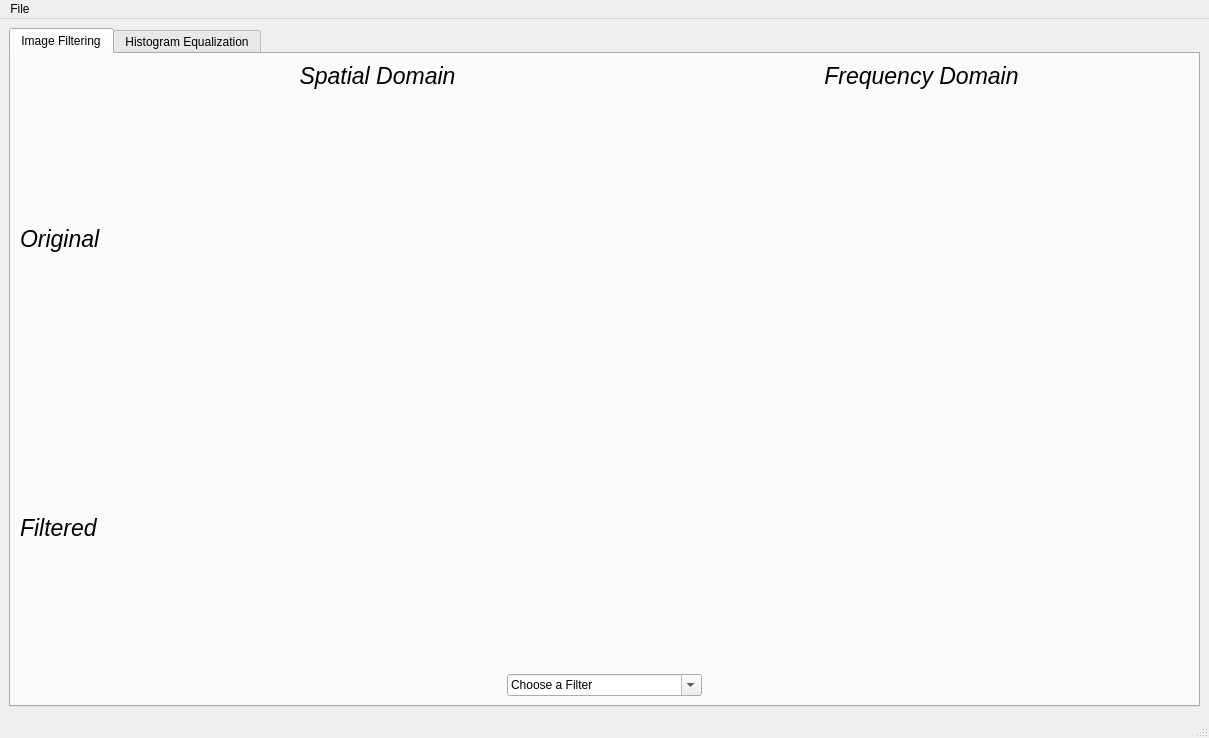
First picture: the form in img_filter_gui.ui, repository Mostafa-Medhat/Image-Filter, before the edit.
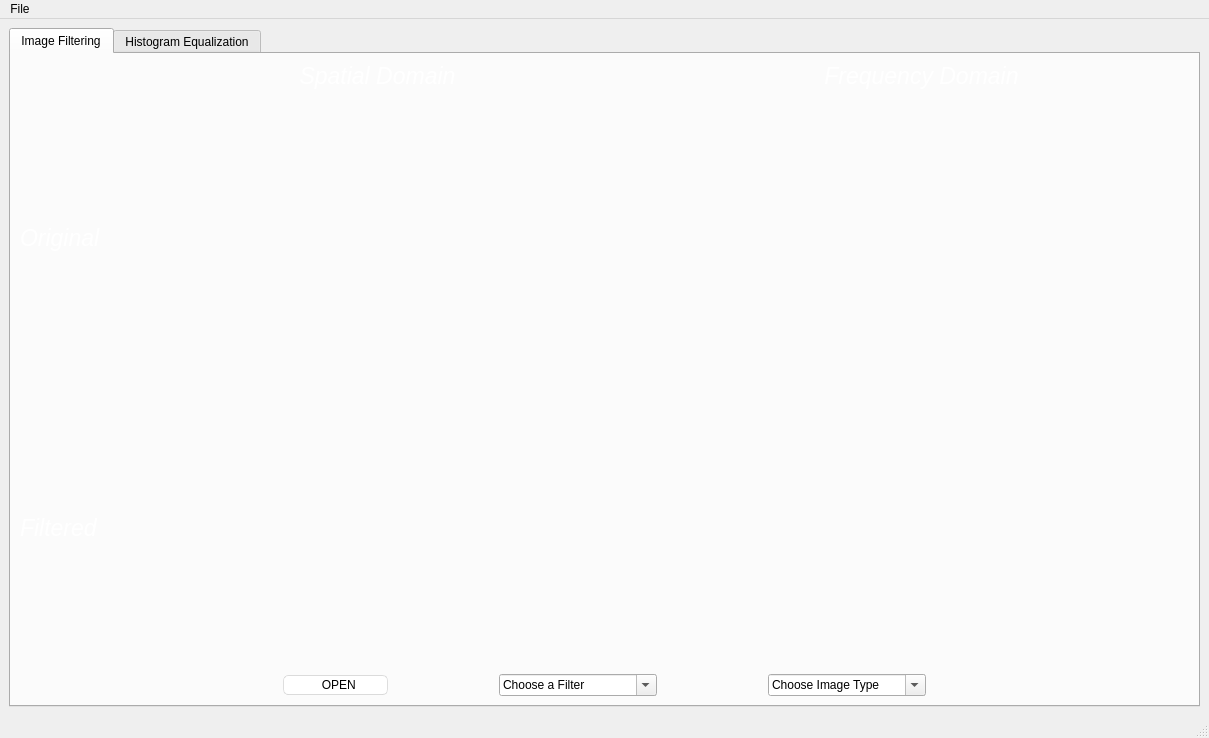
Second picture: the form after the edit. Icons and pictures are not drawn. Custom widgets are drawn as their Qt base class.

Patch:
```diff
--- a/img_filter_gui.ui
+++ b/img_filter_gui.ui
@@ -13,14 +13,584 @@
   <property name="windowTitle">
    <string>MainWindow</string>
   </property>
+  <property name="styleSheet">
+   <string notr="true"/>
+  </property>
   <widget class="QWidget" name="centralwidget">
+   <property name="styleSheet">
+    <string notr="true"/>
+   </property>
    <layout class="QGridLayout" name="gridLayout">
     <item row="0" column="1">
      <widget class="QTabWidget" name="tabWidget">
+      <property name="styleSheet">
+       <string notr="true"/>
+      </property>
       <property name="currentIndex">
        <number>0</number>
       </property>
       <widget class="QWidget" name="tab_image_filtering">
+       <property name="styleSheet">
+        <string notr="true">/*
+Aqua Style Sheet for QT Applications
+Author: Jaime A. Quiroga P.
+Company: GTRONICK
+Last updated: 22/01/2019, 07:55.
+Available at: https://github.com/GTRONICK/QSS/blob/master/Aqua.qss
+*/
+QMainWindow {
+	background-color:#ececec;
+}
+QTextEdit {
+	border-width: 1px;
+	border-style: solid;
+	border-color: qlineargradient(spread:pad, x1:0.5, y1:1, x2:0.5, y2:0, stop:0 rgba(0, 113, 255, 255), stop:1 rgba(91, 171, 252, 255));
+}
+QPlainTextEdit {
+	border-width: 1px;
+	border-style: solid;
+	border-color: qlineargradient(spread:pad, x1:0.5, y1:1, x2:0.5, y2:0, stop:0 rgba(0, 113, 255, 255), stop:1 rgba(91, 171, 252, 255));
+}
+QToolButton {
+	border-style: solid;
+	border-top-color: qlineargradient(spread:pad, x1:0.5, y1:1, x2:0.5, y2:0, stop:0 rgb(215, 215, 215), stop:1 rgb(222, 222, 222));
+	border-right-color: qlineargradient(spread:pad, x1:0, y1:0.5, x2:1, y2:0.5, stop:0 rgb(217, 217, 217), stop:1 rgb(227, 227, 227));
+	border-left-color: qlineargradient(spread:pad, x1:0, y1:0.5, x2:1, y2:0.5, stop:0 rgb(227, 227, 227), stop:1 rgb(217, 217, 217));
+	border-bottom-color: qlineargradient(spread:pad, x1:0.5, y1:1, x2:0.5, y2:0, stop:0 rgb(215, 215, 215), stop:1 rgb(222, 222, 222));
+	border-width: 1px;
+	border-radius: 5px;
+	color: rgb(0,0,0);
+	padding: 2px;
+	background-color: rgb(255,255,255);
+}
+QToolButton:hover{
+	border-style: solid;
+	border-top-color: qlineargradient(spread:pad, x1:0.5, y1:1, x2:0.5, y2:0, stop:0 rgb(195, 195, 195), stop:1 rgb(222, 222, 222));
+	border-right-color: qlineargradient(spread:pad, x1:0, y1:0.5, x2:1, y2:0.5, stop:0 rgb(197, 197, 197), stop:1 rgb(227, 227, 227));
+	border-left-color: qlineargradient(spread:pad, x1:0, y1:0.5, x2:1, y2:0.5, stop:0 rgb(227, 227, 227), stop:1 rgb(197, 197, 197));
+	border-bottom-color: qlineargradient(spread:pad, x1:0.5, y1:1, x2:0.5, y2:0, stop:0 rgb(195, 195, 195), stop:1 rgb(222, 222, 222));
+	border-width: 1px;
+	border-radius: 5px;
+	color: rgb(0,0,0);
+	padding: 2px;
+	background-color: rgb(255,255,255);
+}
+QToolButton:pressed{
+	border-style: solid;
+	border-top-color: qlineargradient(spread:pad, x1:0.5, y1:1, x2:0.5, y2:0, stop:0 rgb(215, 215, 215), stop:1 rgb(222, 222, 222));
+	border-right-color: qlineargradient(spread:pad, x1:0, y1:0.5, x2:1, y2:0.5, stop:0 rgb(217, 217, 217), stop:1 rgb(227, 227, 227));
+	border-left-color: qlineargradient(spread:pad, x1:0, y1:0.5, x2:1, y2:0.5, stop:0 rgb(227, 227, 227), stop:1 rgb(217, 217, 217));
+	border-bottom-color: qlineargradient(spread:pad, x1:0.5, y1:1, x2:0.5, y2:0, stop:0 rgb(215, 215, 215), stop:1 rgb(222, 222, 222));
+	border-width: 1px;
+	border-radius: 5px;
+	color: rgb(0,0,0);
+	padding: 2px;
+	background-color: rgb(142,142,142);
+}
+QPushButton{
+	border-style: solid;
+	border-top-color: qlineargradient(spread:pad, x1:0.5, y1:1, x2:0.5, y2:0, stop:0 rgb(215, 215, 215), stop:1 rgb(222, 222, 222));
+	border-right-color: qlineargradient(spread:pad, x1:0, y1:0.5, x2:1, y2:0.5, stop:0 rgb(217, 217, 217), stop:1 rgb(227, 227, 227));
+	border-left-color: qlineargradient(spread:pad, x1:0, y1:0.5, x2:1, y2:0.5, stop:0 rgb(227, 227, 227), stop:1 rgb(217, 217, 217));
+	border-bottom-color: qlineargradient(spread:pad, x1:0.5, y1:1, x2:0.5, y2:0, stop:0 rgb(215, 215, 215), stop:1 rgb(222, 222, 222));
+	border-width: 1px;
+	border-radius: 5px;
+	color: rgb(0,0,0);
+	padding: 2px;
+	background-color: rgb(255,255,255);
+}
+QPushButton::default{
+	border-style: solid;
+	border-top-color: qlineargradient(spread:pad, x1:0.5, y1:1, x2:0.5, y2:0, stop:0 rgb(215, 215, 215), stop:1 rgb(222, 222, 222));
+	border-right-color: qlineargradient(spread:pad, x1:0, y1:0.5, x2:1, y2:0.5, stop:0 rgb(217, 217, 217), stop:1 rgb(227, 227, 227));
+	border-left-color: qlineargradient(spread:pad, x1:0, y1:0.5, x2:1, y2:0.5, stop:0 rgb(227, 227, 227), stop:1 rgb(217, 217, 217));
+	border-bottom-color: qlineargradient(spread:pad, x1:0.5, y1:1, x2:0.5, y2:0, stop:0 rgb(215, 215, 215), stop:1 rgb(222, 222, 222));
+	border-width: 1px;
+	border-radius: 5px;
+	color: rgb(0,0,0);
+	padding: 2px;
+	background-color: rgb(255,255,255);
+}
+QPushButton:hover{
+	border-style: solid;
+	border-top-color: qlineargradient(spread:pad, x1:0.5, y1:1, x2:0.5, y2:0, stop:0 rgb(195, 195, 195), stop:1 rgb(222, 222, 222));
+	border-right-color: qlineargradient(spread:pad, x1:0, y1:0.5, x2:1, y2:0.5, stop:0 rgb(197, 197, 197), stop:1 rgb(227, 227, 227));
+	border-left-color: qlineargradient(spread:pad, x1:0, y1:0.5, x2:1, y2:0.5, stop:0 rgb(227, 227, 227), stop:1 rgb(197, 197, 197));
+	border-bottom-color: qlineargradient(spread:pad, x1:0.5, y1:1, x2:0.5, y2:0, stop:0 rgb(195, 195, 195), stop:1 rgb(222, 222, 222));
+	border-width: 1px;
+	border-radius: 5px;
+	color: rgb(0,0,0);
+	padding: 2px;
+	background-color: rgb(255,255,255);
+}
+QPushButton:pressed{
+	border-style: solid;
+	border-top-color: qlineargradient(spread:pad, x1:0.5, y1:1, x2:0.5, y2:0, stop:0 rgb(215, 215, 215), stop:1 rgb(222, 222, 222));
+	border-right-color: qlineargradient(spread:pad, x1:0, y1:0.5, x2:1, y2:0.5, stop:0 rgb(217, 217, 217), stop:1 rgb(227, 227, 227));
+	border-left-color: qlineargradient(spread:pad, x1:0, y1:0.5, x2:1, y2:0.5, stop:0 rgb(227, 227, 227), stop:1 rgb(217, 217, 217));
+	border-bottom-color: qlineargradient(spread:pad, x1:0.5, y1:1, x2:0.5, y2:0, stop:0 rgb(215, 215, 215), stop:1 rgb(222, 222, 222));
+	border-width: 1px;
+	border-radius: 5px;
+	color: rgb(0,0,0);
+	padding: 2px;
+	background-color: rgb(142,142,142);
+}
+QPushButton:disabled{
+	border-style: solid;
+	border-top-color: qlineargradient(spread:pad, x1:0.5, y1:1, x2:0.5, y2:0, stop:0 rgb(215, 215, 215), stop:1 rgb(222, 222, 222));
+	border-right-color: qlineargradient(spread:pad, x1:0, y1:0.5, x2:1, y2:0.5, stop:0 rgb(217, 217, 217), stop:1 rgb(227, 227, 227));
+	border-left-color: qlineargradient(spread:pad, x1:0, y1:0.5, x2:1, y2:0.5, stop:0 rgb(227, 227, 227), stop:1 rgb(217, 217, 217));
+	border-bottom-color: qlineargradient(spread:pad, x1:0.5, y1:1, x2:0.5, y2:0, stop:0 rgb(215, 215, 215), stop:1 rgb(222, 222, 222));
+	border-width: 1px;
+	border-radius: 5px;
+	color: #808086;
+	padding: 2px;
+	background-color: rgb(142,142,142);
+}
+QLineEdit {
+	border-width: 1px; border-radius: 4px;
+	border-style: solid;
+	border-color: qlineargradient(spread:pad, x1:0.5, y1:1, x2:0.5, y2:0, stop:0 rgba(0, 113, 255, 255), stop:1 rgba(91, 171, 252, 255));
+}
+QLabel {
+	color: #000000;
+}
+QLCDNumber {
+	color: rgb(0, 113, 255, 255);
+}
+QProgressBar {
+	text-align: center;
+	color: rgb(240, 240, 240);
+	border-width: 1px; 
+	border-radius: 10px;
+	border-color: rgb(230, 230, 230);
+	border-style: solid;
+	background-color:rgb(207,207,207);
+}
+QProgressBar::chunk {
+	background-color: qlineargradient(spread:pad, x1:0.5, y1:1, x2:0.5, y2:0, stop:0 rgba(49, 147, 250, 255), stop:1 rgba(34, 142, 255, 255));
+	border-radius: 10px;
+}
+QMenuBar {
+	background-color: qlineargradient(spread:pad, x1:0.5, y1:1, x2:0.5, y2:0, stop:0 rgba(207, 209, 207, 255), stop:1 rgba(230, 229, 230, 255));
+}
+QMenuBar::item {
+	color: #000000;
+  	spacing: 3px;
+  	padding: 1px 4px;
+	background-color: qlineargradient(spread:pad, x1:0.5, y1:1, x2:0.5, y2:0, stop:0 rgba(207, 209, 207, 255), stop:1 rgba(230, 229, 230, 255));
+}
+
+QMenuBar::item:selected {
+  	background-color: qlineargradient(spread:pad, x1:0.5, y1:1, x2:0.5, y2:0, stop:0 rgba(0, 113, 255, 255), stop:1 rgba(91, 171, 252, 255));
+	color: #FFFFFF;
+}
+QMenu::item:selected {
+	border-style: solid;
+	border-top-color: transparent;
+	border-right-color: transparent;
+	border-left-color: qlineargradient(spread:pad, x1:0.5, y1:1, x2:0.5, y2:0, stop:0 rgba(0, 113, 255, 255), stop:1 rgba(91, 171, 252, 255));
+	border-bottom-color: transparent;
+	border-left-width: 2px;
+	color: #000000;
+	padding-left:15px;
+	padding-top:4px;
+	padding-bottom:4px;
+	padding-right:7px;
+}
+QMenu::item {
+	border-style: solid;
+	border-top-color: transparent;
+	border-right-color: transparent;
+	border-left-color: transparent;
+	border-bottom-color: transparent;
+	border-bottom-width: 1px;
+	color: #000000;
+	padding-left:17px;
+	padding-top:4px;
+	padding-bottom:4px;
+	padding-right:7px;
+}
+QTabWidget {
+	color:rgb(0,0,0);
+	background-color:#000000;
+}
+QTabWidget::pane {
+		border-color: rgb(223,223,223);
+		background-color:rgb(226,226,226);
+		border-style: solid;
+		border-width: 2px;
+    	border-radius: 6px;
+}
+QTabBar::tab:first {
+	border-style: solid;
+	border-left-width:1px;
+	border-right-width:0px;
+	border-top-width:1px;
+	border-bottom-width:1px;
+	border-top-color: rgb(209,209,209);
+	border-left-color: qlineargradient(spread:pad, x1:0.5, y1:1, x2:0.5, y2:0, stop:0 rgba(209, 209, 209, 209), stop:1 rgba(229, 229, 229, 229));
+	border-bottom-color: rgb(229,229,229);
+	border-top-left-radius: 4px;
+	border-bottom-left-radius: 4px;
+	color: #000000;
+	padding: 3px;
+	margin-left:0px;
+	background-color: qlineargradient(spread:pad, x1:0.5, y1:1, x2:0.5, y2:0, stop:0 rgba(247, 247, 247, 255), stop:1 rgba(255, 255, 255, 255));
+}
+QTabBar::tab:last {
+	border-style: solid;
+	border-width:1px;
+	border-top-color: rgb(209,209,209);
+	border-left-color: qlineargradient(spread:pad, x1:0.5, y1:1, x2:0.5, y2:0, stop:0 rgba(209, 209, 209, 209), stop:1 rgba(229, 229, 229, 229));
+	border-right-color: qlineargradient(spread:pad, x1:0.5, y1:1, x2:0.5, y2:0, stop:0 rgba(209, 209, 209, 209), stop:1 rgba(229, 229, 229, 229));
+	border-bottom-color: rgb(229,229,229);
+	border-top-right-radius: 4px;
+	border-bottom-right-radius: 4px;
+	color: #000000;
+	padding: 3px;
+	margin-left:0px;
+	background-color: qlineargradient(spread:pad, x1:0.5, y1:1, x2:0.5, y2:0, stop:0 rgba(247, 247, 247, 255), stop:1 rgba(255, 255, 255, 255));
+}
+QTabBar::tab {
+	border-style: solid;
+	border-top-width:1px;
+	border-bottom-width:1px;
+	border-left-width:1px;
+	border-top-color: rgb(209,209,209);
+	border-left-color: qlineargradient(spread:pad, x1:0.5, y1:1, x2:0.5, y2:0, stop:0 rgba(209, 209, 209, 209), stop:1 rgba(229, 229, 229, 229));
+	border-bottom-color: rgb(229,229,229);
+	color: #000000;
+	padding: 3px;
+	margin-left:0px;
+	background-color: qlineargradient(spread:pad, x1:0.5, y1:1, x2:0.5, y2:0, stop:0 rgba(247, 247, 247, 255), stop:1 rgba(255, 255, 255, 255));
+}
+QTabBar::tab:selected, QTabBar::tab:last:selected, QTabBar::tab:hover {
+  	border-style: solid;
+  	border-left-width:1px;
+	border-right-color: transparent;
+	border-top-color: rgb(209,209,209);
+	border-left-color: qlineargradient(spread:pad, x1:0.5, y1:1, x2:0.5, y2:0, stop:0 rgba(209, 209, 209, 209), stop:1 rgba(229, 229, 229, 229));
+	border-bottom-color: rgb(229,229,229);
+	color: #FFFFFF;
+	padding: 3px;
+	margin-left:0px;
+	background-color: qlineargradient(spread:pad, x1:0.5, y1:1, x2:0.5, y2:0, stop:0 rgba(0, 113, 255, 255), stop:1 rgba(91, 171, 252, 255));
+}
+
+QTabBar::tab:selected, QTabBar::tab:first:selected, QTabBar::tab:hover {
+  	border-style: solid;
+  	border-left-width:1px;
+  	border-bottom-width:1px;
+  	border-top-width:1px;
+	border-right-color: transparent;
+	border-top-color: rgb(209,209,209);
+	border-left-color: qlineargradient(spread:pad, x1:0.5, y1:1, x2:0.5, y2:0, stop:0 rgba(209, 209, 209, 209), stop:1 rgba(229, 229, 229, 229));
+	border-bottom-color: rgb(229,229,229);
+	color: #FFFFFF;
+	padding: 3px;
+	margin-left:0px;
+	background-color: qlineargradient(spread:pad, x1:0.5, y1:1, x2:0.5, y2:0, stop:0 rgba(0, 113, 255, 255), stop:1 rgba(91, 171, 252, 255));
+}
+
+QCheckBox {
+	color: #000000;
+	padding: 2px;
+}
+QCheckBox:disabled {
+	color: #808086;
+	padding: 2px;
+}
+
+QCheckBox:hover {
+	border-radius:4px;
+	border-style:solid;
+	padding-left: 1px;
+	padding-right: 1px;
+	padding-bottom: 1px;
+	padding-top: 1px;
+	border-width:1px;
+	border-color: transparent;
+}
+QCheckBox::indicator:checked {
+
+	height: 10px;
+	width: 10px;
+	border-style:solid;
+	border-width: 1px;
+	border-color: qlineargradient(spread:pad, x1:0.5, y1:1, x2:0.5, y2:0, stop:0 rgba(0, 113, 255, 255), stop:1 rgba(91, 171, 252, 255));
+	color: #000000;
+	background-color: qlineargradient(spread:pad, x1:0.5, y1:1, x2:0.5, y2:0, stop:0 rgba(0, 113, 255, 255), stop:1 rgba(91, 171, 252, 255));
+}
+QCheckBox::indicator:unchecked {
+
+	height: 10px;
+	width: 10px;
+	border-style:solid;
+	border-width: 1px;
+	border-color: qlineargradient(spread:pad, x1:0.5, y1:1, x2:0.5, y2:0, stop:0 rgba(0, 113, 255, 255), stop:1 rgba(91, 171, 252, 255));
+	color: #000000;
+}
+QRadioButton {
+	color: 000000;
+	padding: 1px;
+}
+QRadioButton::indicator:checked {
+	height: 10px;
+	width: 10px;
+	border-style:solid;
+	border-radius:5px;
+	border-width: 1px;
+	border-color: qlineargradient(spread:pad, x1:0.5, y1:1, x2:0.5, y2:0, stop:0 rgba(0, 113, 255, 255), stop:1 rgba(91, 171, 252, 255));
+	color: #a9b7c6;
+	background-color: qlineargradient(spread:pad, x1:0.5, y1:1, x2:0.5, y2:0, stop:0 rgba(0, 113, 255, 255), stop:1 rgba(91, 171, 252, 255));
+}
+QRadioButton::indicator:!checked {
+	height: 10px;
+	width: 10px;
+	border-style:solid;
+	border-radius:5px;
+	border-width: 1px;
+	border-color: qlineargradient(spread:pad, x1:0.5, y1:1, x2:0.5, y2:0, stop:0 rgba(0, 113, 255, 255), stop:1 rgba(91, 171, 252, 255));
+	color: #a9b7c6;
+	background-color: transparent;
+}
+QStatusBar {
+	color:#027f7f;
+}
+QSpinBox {
+	border-style: solid;
+	border-width: 1px;
+	border-color: qlineargradient(spread:pad, x1:0.5, y1:1, x2:0.5, y2:0, stop:0 rgba(0, 113, 255, 255), stop:1 rgba(91, 171, 252, 255));
+}
+QDoubleSpinBox {
+	border-style: solid;
+	border-width: 1px;
+	border-color: qlineargradient(spread:pad, x1:0.5, y1:1, x2:0.5, y2:0, stop:0 rgba(0, 113, 255, 255), stop:1 rgba(91, 171, 252, 255));
+}
+QTimeEdit {
+	border-style: solid;
+	border-width: 1px;
+	border-color: qlineargradient(spread:pad, x1:0.5, y1:1, x2:0.5, y2:0, stop:0 rgba(0, 113, 255, 255), stop:1 rgba(91, 171, 252, 255));
+}
+QDateTimeEdit {
+	border-style: solid;
+	border-width: 1px;
+	border-color: qlineargradient(spread:pad, x1:0.5, y1:1, x2:0.5, y2:0, stop:0 rgba(0, 113, 255, 255), stop:1 rgba(91, 171, 252, 255));
+}
+QDateEdit {
+	border-style: solid;
+	border-width: 1px;
+	border-color: qlineargradient(spread:pad, x1:0.5, y1:1, x2:0.5, y2:0, stop:0 rgba(0, 113, 255, 255), stop:1 rgba(91, 171, 252, 255));
+}
+
+QToolBox {
+	color: #a9b7c6;
+	background-color:#000000;
+}
+QToolBox::tab {
+	color: #a9b7c6;
+	background-color:#000000;
+}
+QToolBox::tab:selected {
+	color: #FFFFFF;
+	background-color:#000000;
+}
+QScrollArea {
+	color: #FFFFFF;
+	background-color:#000000;
+}
+QSlider::groove:horizontal {
+	height: 5px;
+	background-color: qlineargradient(spread:pad, x1:0.5, y1:1, x2:0.5, y2:0, stop:0 rgba(49, 147, 250, 255), stop:1 rgba(34, 142, 255, 255));
+}
+QSlider::groove:vertical {
+	width: 5px;
+	background-color: qlineargradient(spread:pad, x1:0.5, y1:1, x2:0.5, y2:0, stop:0 rgba(49, 147, 250, 255), stop:1 rgba(34, 142, 255, 255));
+}
+QSlider::handle:horizontal {
+	background: rgb(253,253,253);
+	border-style: solid;
+	border-width: 1px;
+	border-color: rgb(207,207,207);
+	width: 12px;
+	margin: -5px 0;
+	border-radius: 7px;
+}
+QSlider::handle:vertical {
+	background: rgb(253,253,253);
+	border-style: solid;
+	border-width: 1px;
+	border-color: rgb(207,207,207);
+	height: 12px;
+	margin: 0 -5px;
+	border-radius: 7px;
+}
+QSlider::add-page:horizontal {
+    background: rgb(181,181,181);
+}
+QSlider::add-page:vertical {
+    background: rgb(181,181,181);
+}
+QSlider::sub-page:horizontal {
+    background-color: qlineargradient(spread:pad, x1:0.5, y1:1, x2:0.5, y2:0, stop:0 rgba(49, 147, 250, 255), stop:1 rgba(34, 142, 255, 255));
+}
+QSlider::sub-page:vertical {
+    background-color: qlineargradient(spread:pad, y1:0.5, x1:1, y2:0.5, x2:0, stop:0 rgba(49, 147, 250, 255), stop:1 rgba(34, 142, 255, 255));
+}
+QScrollBar:horizontal {
+	max-height: 20px;
+	border: 1px transparent grey;
+	margin: 0px 20px 0px 20px;
+}
+QScrollBar:vertical {
+	max-width: 20px;
+	border: 1px transparent grey;
+	margin: 20px 0px 20px 0px;
+}
+QScrollBar::handle:horizontal {
+	background: rgb(253,253,253);
+	border-style: solid;
+	border-width: 1px;
+	border-color: rgb(207,207,207);
+	border-radius: 7px;
+	min-width: 25px;
+}
+QScrollBar::handle:horizontal:hover {
+	background: rgb(253,253,253);
+	border-style: solid;
+	border-width: 1px;
+	border-color: rgb(147, 200, 200);
+	border-radius: 7px;
+	min-width: 25px;
+}
+QScrollBar::handle:vertical {
+	background: rgb(253,253,253);
+	border-style: solid;
+	border-width: 1px;
+	border-color: rgb(207,207,207);
+	border-radius: 7px;
+	min-height: 25px;
+}
+QScrollBar::handle:vertical:hover {
+	background: rgb(253,253,253);
+	border-style: solid;
+	border-width: 1px;
+	border-color: rgb(147, 200, 200);
+	border-radius: 7px;
+	min-height: 25px;
+}
+QScrollBar::add-line:horizontal {
+   border: 2px transparent grey;
+   border-top-right-radius: 7px;
+   border-bottom-right-radius: 7px;
+   background: rgba(34, 142, 255, 255);
+   width: 20px;
+   subcontrol-position: right;
+   subcontrol-origin: margin;
+}
+QScrollBar::add-line:horizontal:pressed {
+   border: 2px transparent grey;
+   border-top-right-radius: 7px;
+   border-bottom-right-radius: 7px;
+   background: rgb(181,181,181);
+   width: 20px;
+   subcontrol-position: right;
+   subcontrol-origin: margin;
+}
+QScrollBar::add-line:vertical {
+   border: 2px transparent grey;
+   border-bottom-left-radius: 7px;
+   border-bottom-right-radius: 7px;
+   background: rgba(34, 142, 255, 255);
+   height: 20px;
+   subcontrol-position: bottom;
+   subcontrol-origin: margin;
+}
+QScrollBar::add-line:vertical:pressed {
+   border: 2px transparent grey;
+   border-bottom-left-radius: 7px;
+   border-bottom-right-radius: 7px;
+   background: rgb(181,181,181);
+   height: 20px;
+   subcontrol-position: bottom;
+   subcontrol-origin: margin;
+}
+QScrollBar::sub-line:horizontal {
+   border: 2px transparent grey;
+   border-top-left-radius: 7px;
+   border-bottom-left-radius: 7px;
+   background: rgba(34, 142, 255, 255);
+   width: 20px;
+   subcontrol-position: left;
+   subcontrol-origin: margin;
+}
+QScrollBar::sub-line:horizontal:pressed {
+   border: 2px transparent grey;
+   border-top-left-radius: 7px;
+   border-bottom-left-radius: 7px;
+   background: rgb(181,181,181);
+   width: 20px;
+   subcontrol-position: left;
+   subcontrol-origin: margin;
+}
+QScrollBar::sub-line:vertical {
+   border: 2px transparent grey;
+   border-top-left-radius: 7px;
+   border-top-right-radius: 7px;
+   background: rgba(34, 142, 255, 255);
+   height: 20px;
+   subcontrol-position: top;
+   subcontrol-origin: margin;
+}
+QScrollBar::sub-line:vertical:pressed {
+   border: 2px transparent grey;
+   border-top-left-radius: 7px;
+   border-top-right-radius: 7px;
+   background: rgb(181,181,181);
+   height: 20px;
+   subcontrol-position: top;
+   subcontrol-origin: margin;
+}
+QScrollBar::left-arrow:horizontal {
+   border: 1px transparent grey;
+   border-top-left-radius: 3px;
+   border-bottom-left-radius: 3px;
+   width: 6px;
+   height: 6px;
+   background: white;
+}
+QScrollBar::right-arrow:horizontal {
+   border: 1px transparent grey;
+   border-top-right-radius: 3px;
+   border-bottom-right-radius: 3px;
+   width: 6px;
+   height: 6px;
+   background: white;
+}
+QScrollBar::up-arrow:vertical {
+   border: 1px transparent grey;
+   border-top-left-radius: 3px;
+   border-top-right-radius: 3px;
+   width: 6px;
+   height: 6px;
+   background: white;
+}
+QScrollBar::down-arrow:vertical {
+   border: 1px transparent grey;
+   border-bottom-left-radius: 3px;
+   border-bottom-right-radius: 3px;
+   width: 6px;
+   height: 6px;
+   background: white;
+}
+QScrollBar::add-page:horizontal, QScrollBar::sub-page:horizontal {
+   background: none;
+}
+QScrollBar::add-page:vertical, QScrollBar::sub-page:vertical {
+   background: none;
+}</string>
+       </property>
        <attribute name="title">
         <string>Image Filtering</string>
        </attribute>
@@ -43,7 +613,7 @@
                </font>
               </property>
               <property name="text">
-               <string>Spatial Domain</string>
+               <string>&lt;html&gt;&lt;head/&gt;&lt;body&gt;&lt;p&gt;&lt;span style=&quot; color:#ffffff;&quot;&gt;Spatial Domain&lt;/span&gt;&lt;/p&gt;&lt;/body&gt;&lt;/html&gt;</string>
               </property>
               <property name="alignment">
                <set>Qt::AlignCenter</set>
@@ -61,7 +631,7 @@
                </font>
               </property>
               <property name="text">
-               <string>Frequency Domain</string>
+               <string>&lt;html&gt;&lt;head/&gt;&lt;body&gt;&lt;p&gt;&lt;span style=&quot; color:#ffffff;&quot;&gt;Frequency Domain&lt;/span&gt;&lt;/p&gt;&lt;/body&gt;&lt;/html&gt;</string>
               </property>
               <property name="alignment">
                <set>Qt::AlignCenter</set>
@@ -77,7 +647,7 @@
                </font>
               </property>
               <property name="text">
-               <string>Original</string>
+               <string>&lt;html&gt;&lt;head/&gt;&lt;body&gt;&lt;p&gt;&lt;span style=&quot; color:#ffffff;&quot;&gt;Original&lt;/span&gt;&lt;/p&gt;&lt;/body&gt;&lt;/html&gt;</string>
               </property>
               <property name="alignment">
                <set>Qt::AlignLeading|Qt::AlignLeft|Qt::AlignVCenter</set>
@@ -93,7 +663,7 @@
                </font>
               </property>
               <property name="text">
-               <string>Filtered</string>
+               <string>&lt;html&gt;&lt;head/&gt;&lt;body&gt;&lt;p&gt;&lt;span style=&quot; color:#ffffff;&quot;&gt;Filtered&lt;/span&gt;&lt;/p&gt;&lt;/body&gt;&lt;/html&gt;</string>
               </property>
              </widget>
             </item>
@@ -112,7 +682,7 @@
            </layout>
           </item>
           <item>
-           <layout class="QHBoxLayout" name="horizontalLayout" stretch="5,2,5">
+           <layout class="QHBoxLayout" name="horizontalLayout" stretch="5,2,2,3,2,3,5">
             <item>
              <spacer name="horizontalSpacer">
               <property name="orientation">
@@ -126,6 +696,47 @@
               </property>
              </spacer>
             </item>
+            <item>
+             <widget class="QPushButton" name="open_1">
+              <property name="font">
+               <font>
+                <kerning>false</kerning>
+               </font>
+              </property>
+              <property name="accessibleName">
+               <string/>
+              </property>
+              <property name="accessibleDescription">
+               <string/>
+              </property>
+              <property name="autoFillBackground">
+               <bool>false</bool>
+              </property>
+              <property name="text">
+               <string notr="true">  OPEN</string>
+              </property>
+              <property name="icon">
+               <iconset>
+                <normaloff>Icons/open1.PNG</normaloff>Icons/open1.PNG</iconset>
+              </property>
+              <property name="checkable">
+               <bool>false</bool>
+              </property>
+             </widget>
+            </item>
+            <item>
+             <spacer name="horizontalSpacer_5">
+              <property name="orientation">
+               <enum>Qt::Horizontal</enum>
+              </property>
+              <property name="sizeHint" stdset="0">
+               <size>
+                <width>40</width>
+                <height>20</height>
+               </size>
+              </property>
+             </spacer>
+            </item>
             <item>
              <widget class="QComboBox" name="comboBox_filters">
               <property name="editable">
@@ -136,6 +747,29 @@
               </property>
              </widget>
             </item>
+            <item>
+             <spacer name="horizontalSpacer_6">
+              <property name="orientation">
+               <enum>Qt::Horizontal</enum>
+              </property>
+              <property name="sizeHint" stdset="0">
+               <size>
+                <width>40</width>
+                <height>20</height>
+               </size>
+              </property>
+             </spacer>
+            </item>
+            <item>
+             <widget class="QComboBox" name="comboBox_color_filters">
+              <property name="editable">
+               <bool>true</bool>
+              </property>
+              <property name="currentText">
+               <string>Choose Image Type</string>
+              </property>
+             </widget>
+            </item>
             <item>
              <spacer name="horizontalSpacer_2">
               <property name="orientation">
@@ -159,55 +793,114 @@
        <attribute name="title">
         <string>Histogram Equalization</string>
        </attribute>
-       <layout class="QGridLayout" name="gridLayout_5">
+       <layout class="QGridLayout" name="gridLayout_4">
         <item row="0" column="0">
-         <layout class="QGridLayout" name="gridLayout_4" rowstretch="0,1,1">
-          <property name="spacing">
-           <number>9</number>
-          </property>
-          <item row="0" column="1">
-           <widget class="QLabel" name="label_Hist_Title_Filt">
-            <property name="font">
-             <font>
-              <pointsize>17</pointsize>
-              <italic>true</italic>
-             </font>
-            </property>
-            <property name="text">
-             <string>Filtered</string>
-            </property>
-            <property name="alignment">
-             <set>Qt::AlignCenter</set>
-            </property>
-           </widget>
+         <layout class="QVBoxLayout" name="verticalLayout_4" stretch="1,25">
+          <item>
+           <layout class="QHBoxLayout" name="horizontalLayout_2" stretch="5,3,5">
+            <item>
+             <spacer name="horizontalSpacer_3">
+              <property name="orientation">
+               <enum>Qt::Horizontal</enum>
+              </property>
+              <property name="sizeHint" stdset="0">
+               <size>
+                <width>40</width>
+                <height>20</height>
+               </size>
+              </property>
+             </spacer>
+            </item>
+            <item>
+             <widget class="QComboBox" name="comboBox_Hist_Scale">
+              <item>
+               <property name="text">
+                <string>Gray Scale</string>
+               </property>
+              </item>
+              <item>
+               <property name="text">
+                <string>RGB Scale</string>
+               </property>
+              </item>
+             </widget>
+            </item>
+            <item>
+             <spacer name="horizontalSpacer_4">
+              <property name="orientation">
+               <enum>Qt::Horizontal</enum>
+              </property>
+              <property name="sizeHint" stdset="0">
+               <size>
+                <width>40</width>
+                <height>20</height>
+               </size>
+              </property>
+             </spacer>
+            </item>
+           </layout>
           </item>
-          <item row="2" column="0">
-           <widget class="PlotWidget" name="graphicsView_Orig"/>
-          </item>
-          <item row="0" column="0">
-           <widget class="QLabel" name="label_Hist_Title_Orig">
-            <property name="font">
-             <font>
-              <pointsize>17</pointsize>
-              <italic>true</italic>
-             </font>
-            </property>
-            <property name="text">
-             <string>Original</string>
-            </property>
-            <property name="alignment">
-             <set>Qt::AlignCenter</set>
-            </property>
-           </widget>
-          </item>
-          <item row="2" column="1">
-           <widget class="PlotWidget" name="graphicsView_Filt"/>
-          </item>
-          <item row="1" column="0">
-           <widget class="QWidget" name="widget_Orig_Hist" native="true"/>
-          </item>
-          <item row="1" column="1">
-           <widget class="QWidget" name="widget_Filt_Hist" native="true"/>
+          <item>
+           <layout class="QHBoxLayout" name="horizontalLayout_3" stretch="1,1">
+            <item>
+             <layout class="QVBoxLayout" name="verticalLayout_2" stretch="0,10,10">
+              <property name="sizeConstraint">
+               <enum>QLayout::SetFixedSize</enum>
+              </property>
+              <item>
+               <widget class="QLabel" name="label_Hist_Title_Orig">
+                <property name="font">
+                 <font>
+                  <pointsize>17</pointsize>
+                  <italic>true</italic>
+                 </font>
+                </property>
+                <property name="text">
+                 <string>Original</string>
+                </property>
+                <property name="alignment">
+                 <set>Qt::AlignCenter</set>
+                </property>
+               </widget>
+              </item>
+              <item>
+               <widget class="QWidget" name="widget_Orig_image" native="true"/>
+              </item>
+              <item>
+               <widget class="QWidget" name="widget_Orig_Hist" native="true"/>
+              </item>
+             </layout>
+            </item>
+            <item>
+             <layout class="QVBoxLayout" name="verticalLayout_3" stretch="0,10,10">
+              <property name="sizeConstraint">
+               <enum>QLayout::SetFixedSize</enum>
+              </property>
+              <item>
+               <widget class="QLabel" name="label_Hist_Title_Filt">
+                <property name="font">
+                 <font>
+                  <pointsize>17</pointsize>
+                  <italic>true</italic>
+                 </font>
+                </property>
+                <property name="text">
+                 <string>Equalized</string>
+                </property>
+                <property name="alignment">
+                 <set>Qt::AlignCenter</set>
+                </property>
+               </widget>
+              </item>
+              <item>
+               <widget class="QWidget" name="widget_Filt_image" native="true"/>
+              </item>
+              <item>
+               <widget class="QWidget" name="widget_Filt_Hist" native="true"/>
+              </item>
+             </layout>
+            </item>
+           </layout>
           </item>
          </layout>
         </item>
@@ -241,13 +934,6 @@
    </property>
   </action>
  </widget>
- <customwidgets>
-  <customwidget>
-   <class>PlotWidget</class>
-   <extends>QGraphicsView</extends>
-   <header location="global">pyqtgraph</header>
-  </customwidget>
- </customwidgets>
  <resources/>
  <connections/>
 </ui>
```
